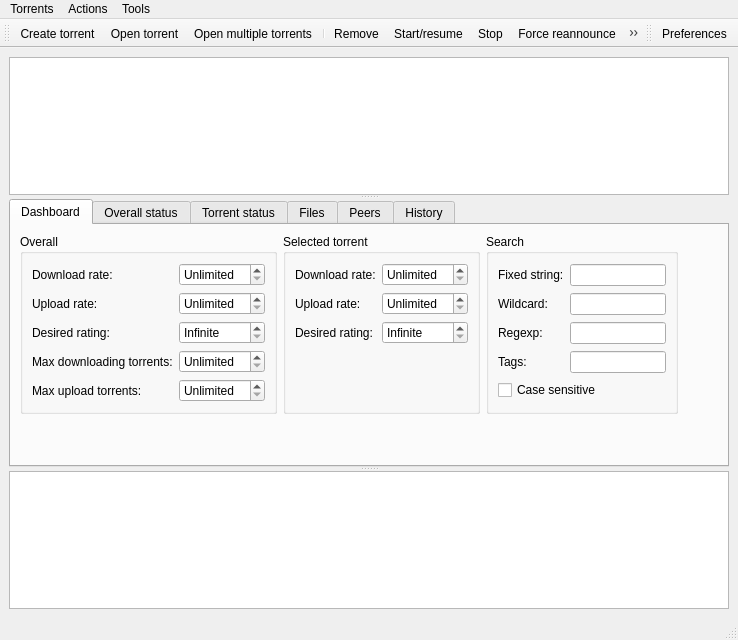
First picture: the form in src/plugins/torrent/mainwindow.ui, repository 0xd34df00d/leechcraft, before the edit.
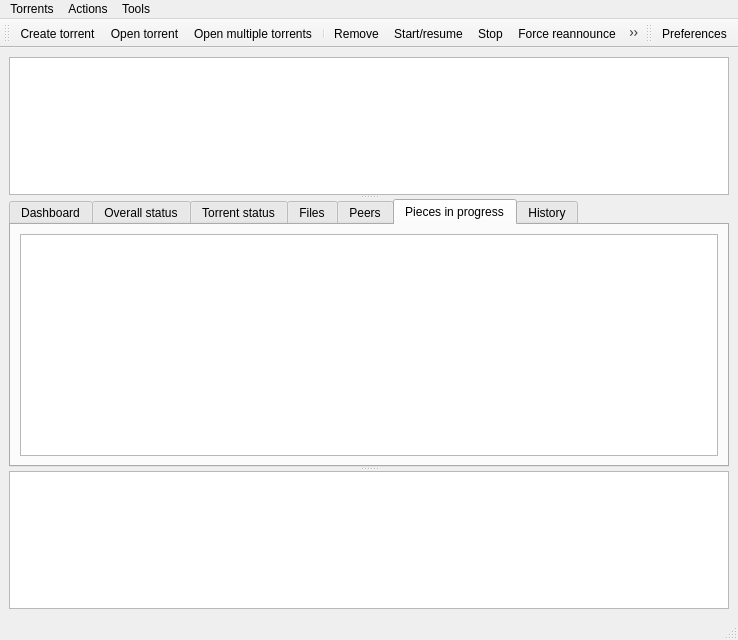
Second picture: the form after the edit. The open tabs and pages were chosen to show the change. Icons and pictures are not drawn. Custom widgets are drawn as their Qt base class.

Commit message: + BitTorrent: FS#99: Pieces view. Show which pieces are currently   downloading.

What changed in the file:
```diff
--- a/src/plugins/torrent/mainwindow.ui
+++ b/src/plugins/torrent/mainwindow.ui
@@ -1181,6 +1181,23 @@
          </item>
         </layout>
        </widget>
+       <widget class="QWidget" name="PagePieces_" >
+        <attribute name="title" >
+         <string>Pieces in progress</string>
+        </attribute>
+        <layout class="QGridLayout" >
+         <item row="0" column="0" >
+          <widget class="QTreeView" name="PiecesView_" >
+           <property name="rootIsDecorated" >
+            <bool>false</bool>
+           </property>
+           <property name="uniformRowHeights" >
+            <bool>true</bool>
+           </property>
+          </widget>
+         </item>
+        </layout>
+       </widget>
        <widget class="QWidget" name="tab_2" >
         <attribute name="title" >
          <string>History</string>
```
The commit also changes 10 other files.
